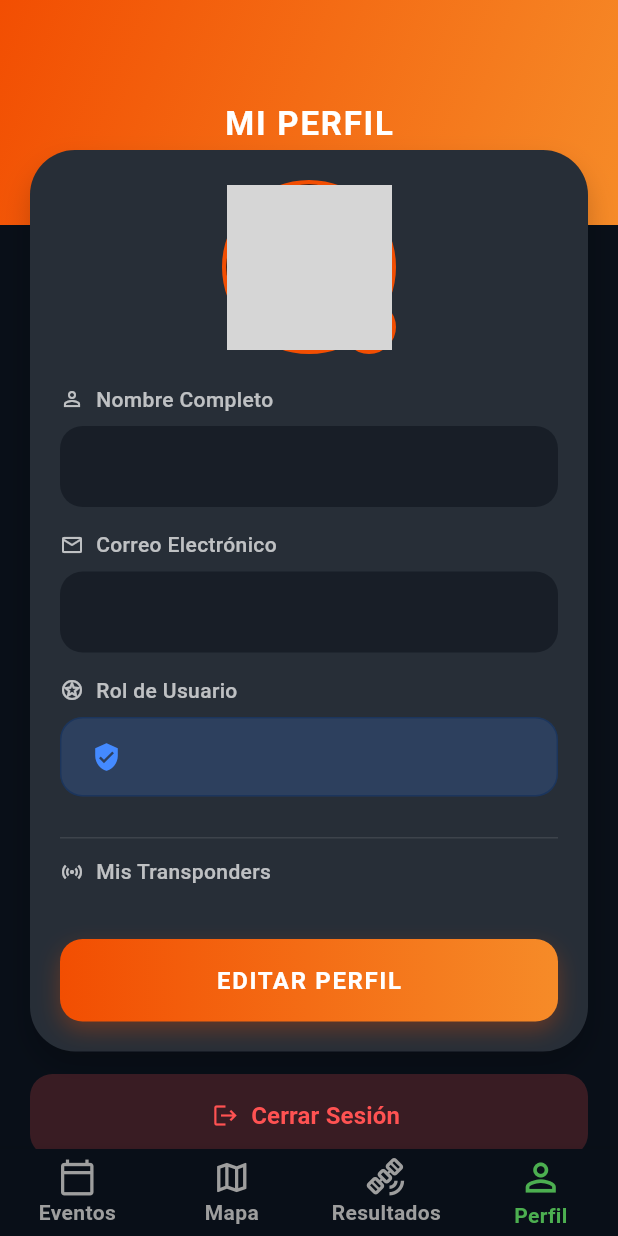
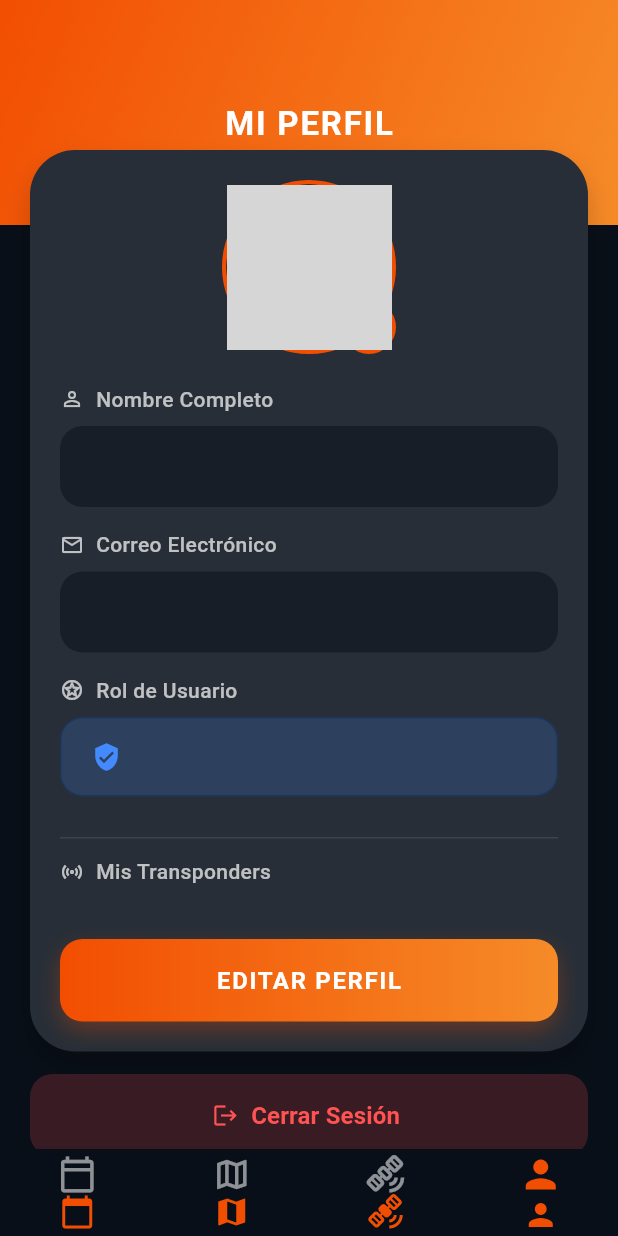
Before and after one commit to AlbaVidalEsteve/RCSync, a Flutter app: the HomeScreen screen opened by its route, item 4 of the bottom bar chosen, on a phone screen of 412 x 824 dp. Run offline on Flutter 3.47's test engine with Material 3 defaults, Android fonts, the phone set to English and light mode, and no system bars; drawn by our look-alikes of stylish_bottom_bar; our stand-ins replace flutter_dotenv, flutter_map, get, image_picker, latlong2, supabase_flutter; missing offline and left inert: flutter_neat_and_clean_calendar; accounts and stored records are empty; network calls fail; grey boxes are pictures that could not be loaded.

Commit message:
estilo bottom nav

```diff
--- a/rcsync/lib/app/modules/home/views/home_screen.dart
+++ b/rcsync/lib/app/modules/home/views/home_screen.dart
@@ -40,32 +40,34 @@ class HomeScreen extends GetView<HomeController> {
           )),
       bottomNavigationBar: Obx(() => StylishBottomBar(
             backgroundColor: RCColors.background,
+            currentIndex: controller.selectedIndex.value,
+            onTap: (index) => controller.changeIndex(index),
             option: DotBarOptions(
               dotStyle: DotStyle.circle,
               gradient: const LinearGradient(
                 colors: [RCColors.orange, Color(0xFFF68B28)],
               ),
             ),
-            currentIndex: controller.selectedIndex.value,
-            onTap: (index) => controller.changeIndex(index),
             items: [
               BottomBarItem(
-                icon: const Icon(Icons.calendar_today_outlined),
-                selectedIcon: const Icon(Icons.calendar_today),
-                title: const Text('Eventos'),
+                icon: const Icon(Icons.calendar_today_outlined, color: Colors.white54),
+                selectedIcon: const Icon(Icons.calendar_today, color: RCColors.orange),
+                title: const Icon(Icons.calendar_today, color: RCColors.orange),
               ),
               BottomBarItem(
-                icon: const Icon(Icons.map_outlined),
-                selectedIcon: const Icon(Icons.map),
-                title: const Text('Mapa'),
+                icon: const Icon(Icons.map_outlined, color: Colors.white54),
+                selectedIcon: const Icon(Icons.map, color: RCColors.orange),
+                title: const Icon(Icons.map, color: RCColors.orange),
               ),
               BottomBarItem(
-                icon: const Icon(Icons.satellite_alt_outlined),
-                title: const Text('Resultados'),
+                icon: const Icon(Icons.satellite_alt_outlined, color: Colors.white54),
+                selectedIcon: const Icon(Icons.satellite_alt, color: RCColors.orange),
+                title: const Icon(Icons.satellite_alt, color: RCColors.orange),
               ),
               BottomBarItem(
-                icon: const Icon(Icons.person_outline),
-                title: const Text('Perfil'),
+                icon: const Icon(Icons.person_outline, color: Colors.white54),
+                selectedIcon: const Icon(Icons.person, color: RCColors.orange),
+                title: const Icon(Icons.person, color: RCColors.orange),
               ),
             ],
           )),
```
